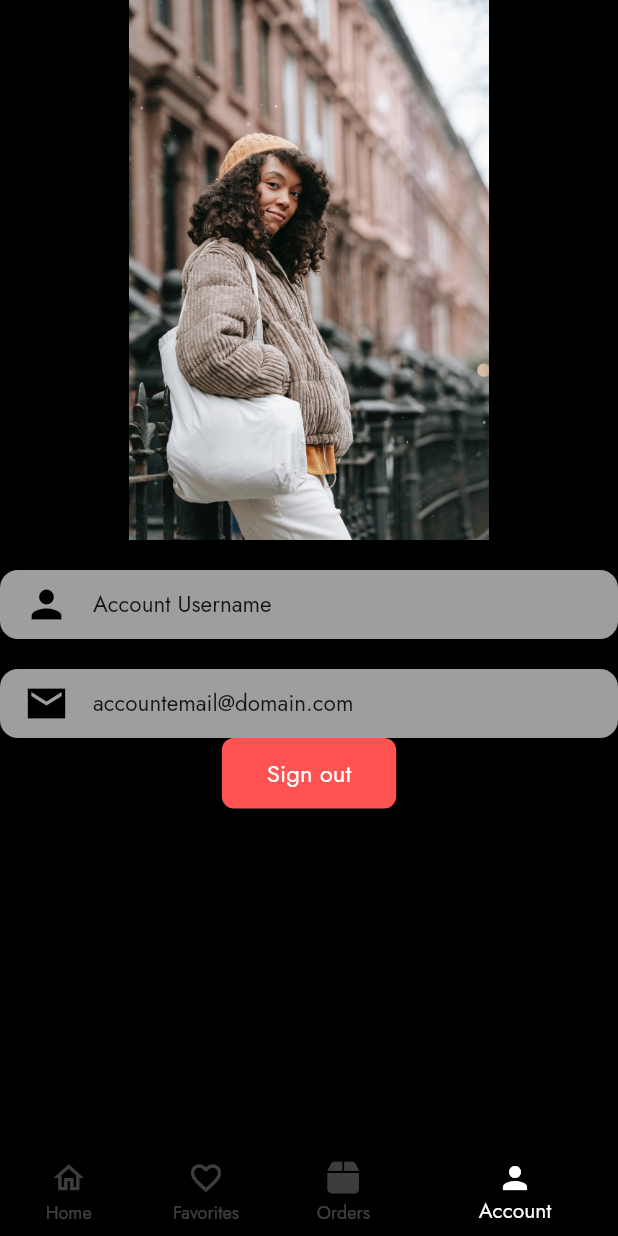
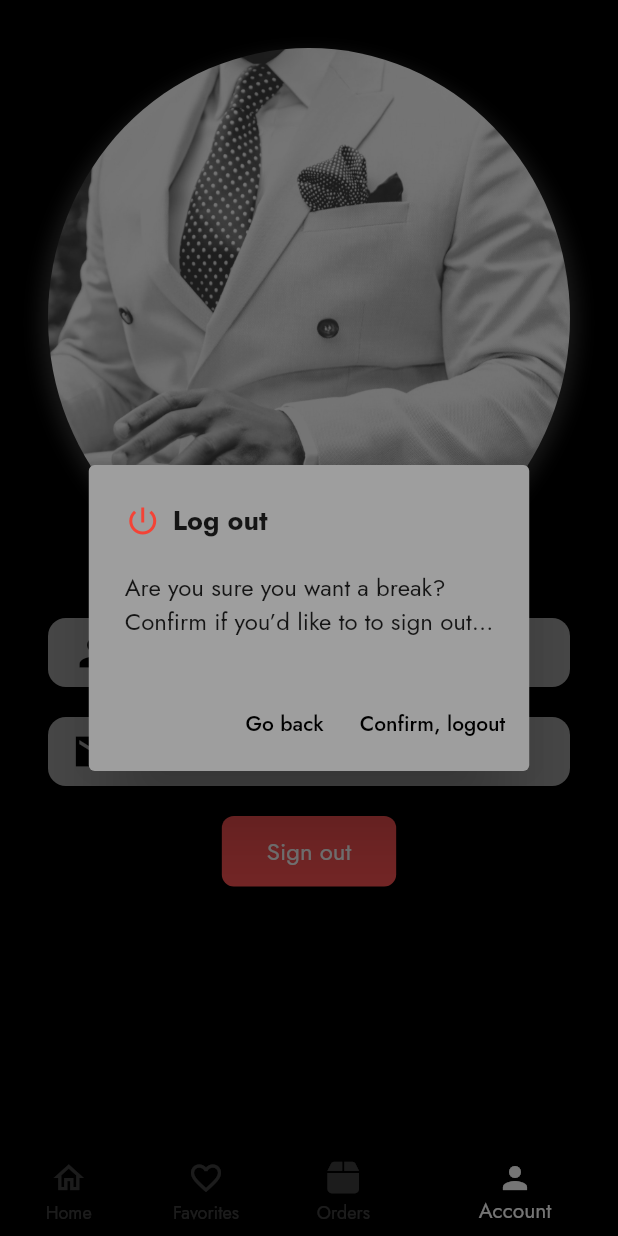
Before and after one commit to lewiskirori/Utopiamall-App, a Flutter app: the DashboardFrag screen opened directly, item 4 of the bottom bar chosen, after a tap on "Sign out", on a phone screen of 412 x 824 dp. Run offline on Flutter 3.47's test engine with Material 2 defaults, Android fonts, the light colour scheme and no system bars; our stand-ins replace fluttertoast, font_awesome_flutter, get, google_fonts, shared_preferences; accounts and stored records are empty.

```diff
--- a/lib/api_conn/api_conn.dart
+++ b/lib/api_conn/api_conn.dart
@@ -1,5 +1,5 @@
 class API {
-  static const hostConnect = "https://d4dd-185-183-33-219.ngrok-free.app/utopiamall_api";
+  static const hostConnect = "https://555d-93-190-141-66.ngrok-free.app/utopiamall_api";
   static const hostConnectShopper = "$hostConnect/shopper";
 
   // Sign up shopper
--- a/lib/shoppers/fragments/profile_frag_screen.dart
+++ b/lib/shoppers/fragments/profile_frag_screen.dart
@@ -1,7 +1,85 @@
 import 'package:flutter/material.dart';
+import 'package:fluttertoast/fluttertoast.dart';
+import 'package:get/get.dart';
+import 'package:utopiamall/shoppers/auth/signin_screen.dart';
+import 'package:utopiamall/shoppers/shopperPreferences/current_shopper.dart';
+import 'package:utopiamall/shoppers/shopperPreferences/shopper_preferences.dart';
 
 
 class ProfileFragmentScreen extends StatelessWidget {
+
+  final CurrentShopper _currentShopper = Get.put(CurrentShopper());
+
+  signOutShopper () async {
+    var resultRes = await Get.dialog(
+      AlertDialog(
+        backgroundColor: Colors.grey,
+        title: Row(
+          children: [
+            Icon(
+              Icons.power_settings_new_sharp,
+              size: 24,
+              color: Colors.red,
+            ),
+            SizedBox(width: 8),
+            Text(
+              "Log out",
+              style: TextStyle(
+                fontSize: 18,
+                fontWeight: FontWeight.bold,
+              ),
+            ),
+          ],
+        ),
+        content: const Text(
+          "Are you sure you want a break?\nConfirm if you’d like to to sign out…",
+        ),
+        actions: [
+          TextButton(
+            onPressed: () {
+              Get.back();
+            },
+            child: const Text (
+              "Go back",
+              style: TextStyle(
+                color: Colors.black
+              ),
+            )
+          ),
+          TextButton(
+            onPressed: () {
+              Get.back(result: "See you soon! You’re now logged out.");
+            },
+            child: const Text (
+              "Confirm, logout",
+              style: TextStyle(
+                color: Colors.black
+              ),
+            )
+          ),
+        ],
+      ),
+    );
+
+    if(resultRes == "See you soon! You’re now logged out.") {
+      RememberShopperPrefs.clearShopperInfo().then((value) {
+        Get.off(LoginScreen());
+
+        Fluttertoast.showToast(
+          msg: "See you soon! You’re now logged out.",
+          toastLength: Toast.LENGTH_LONG,
+          gravity: ToastGravity.BOTTOM,
+          timeInSecForIosWeb: 3,
+          backgroundColor: Colors.green,
+          textColor: Colors.white,
+          fontSize: 16.0,
+          webBgColor: "#008080",
+          webPosition: "right",
+          webShowClose: true,
+        );
+      });
+    }
+  }
 
   Widget shopperInfoProf(IconData iconData, String shopperData){
     return Container(
@@ -35,22 +113,42 @@ class ProfileFragmentScreen extends StatelessWidget {
   @override
   Widget build(BuildContext context) {
     return ListView(
+      padding: const EdgeInsets.all(32),
       children: [
 
         Center(
-          child: Image.asset(
-            "images/miriam-001w.png",
-            width: 240,
+          child: Container(
+            width: 360,
+            height: 360,
+            decoration: BoxDecoration(
+              shape: BoxShape.circle,
+              boxShadow: [
+                BoxShadow(
+                  color: Colors.white.withOpacity(0.2),
+                  spreadRadius: 5,
+                  blurRadius: 10,
+                  offset: Offset(0, 3),
+                ),
+              ],
+            ),
+            child: ClipOval(
+              child: Image.asset(
+                "images/nappy-00m.png",
+                fit: BoxFit.cover,
+              ),
+            ),
           ),
         ),
 
         const SizedBox(height: 20,),
 
-        shopperInfoProf(Icons.person_sharp, "Account Username"),
+        shopperInfoProf(Icons.person_sharp, _currentShopper.shopper.shopper_username),
 
         const SizedBox(height: 20,),
 
-        shopperInfoProf(Icons.email_sharp, "accountemail@domain.com"),
+        shopperInfoProf(Icons.email_sharp, _currentShopper.shopper.shopper_email),
+
+        const SizedBox(height: 20,),
 
         Center(
           child: Material(
@@ -58,10 +156,10 @@ class ProfileFragmentScreen extends StatelessWidget {
             borderRadius: BorderRadius.circular(8),
             child: InkWell(
               onTap: () {
-
+                signOutShopper();
               },
               borderRadius: BorderRadius.circular(32),
-              child: Padding(
+              child: const Padding(
                 padding: EdgeInsets.symmetric(
                   horizontal: 30,
                   vertical: 12,
--- a/lib/shoppers/shopperPreferences/shopper_preferences.dart
+++ b/lib/shoppers/shopperPreferences/shopper_preferences.dart
@@ -23,4 +23,9 @@ class RememberShopperPrefs {
     }
     return currentShopperInfo;
   }
+
+  static Future<void> clearShopperInfo() async {
+    SharedPreferences preferences = await SharedPreferences.getInstance();
+    await preferences.remove("currentShopper");
+  }
 }
```
Also changed, not shown: lib/shoppers/auth/signin_screen.dart (+26 -1 lines), lib/shoppers/auth/signup_screen.dart (+10 -0 lines).
